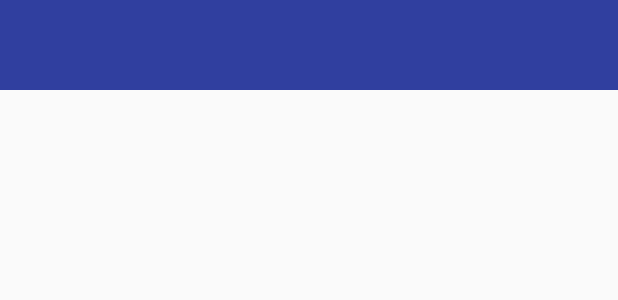
After one commit to matiasnoriega/entregableFirebase, an Android app: the layout appbar_layout.xml on its own in the app's theme, with its tools: preview values and no code run, on a phone screen of 412 x 824 dp. The commit adds this screen. Shown: the top 300 px of the screen. Run offline under Robolectric (Android 15) with nearby library versions, the light colour scheme and no system bars.

Commit message:
Haciendo appBar

```diff
--- a/app/build.gradle
+++ b/app/build.gradle
@@ -54,6 +54,9 @@ dependencies {
     compile 'com.google.firebase:firebase-database:9.6.0'
     compile 'com.google.firebase:firebase-storage:9.6.0'
     compile 'com.firebaseui:firebase-ui-storage:0.6.0'
+    compile('com.twitter.sdk.android:tweet-composer:2.2.0@aar') {
+        transitive = true;
+    }
 }
 
 apply plugin: 'io.fabric'
--- a/app/src/main/java/com/example/dh_mob_tv/entregablefirebase/view/LoginActivity.java
+++ b/app/src/main/java/com/example/dh_mob_tv/entregablefirebase/view/LoginActivity.java
@@ -18,6 +18,7 @@ import com.twitter.sdk.android.core.TwitterAuthConfig;
 import com.twitter.sdk.android.core.TwitterException;
 import com.twitter.sdk.android.core.TwitterSession;
 import com.twitter.sdk.android.core.identity.TwitterLoginButton;
+import com.twitter.sdk.android.tweetcomposer.TweetComposer;
 
 import io.fabric.sdk.android.Fabric;
 
@@ -40,7 +41,7 @@ public class LoginActivity extends AppCompatActivity {
     protected void onCreate(@Nullable Bundle savedInstanceState) {
         super.onCreate(savedInstanceState);
         TwitterAuthConfig authConfig = new TwitterAuthConfig(TWITTER_KEY, TWITTER_SECRET);
-        Fabric.with(this, new Twitter(authConfig));
+        Fabric.with(this, new Twitter(authConfig), new TweetComposer());
         setContentView(R.layout.activity_login);
 
         loginButton = (TwitterLoginButton) findViewById(R.id.twitter_login_button);
--- a/app/src/main/res/layout/activity_main.xml
+++ b/app/src/main/res/layout/activity_main.xml
@@ -4,7 +4,7 @@
     android:layout_width="match_parent"
     android:layout_height="match_parent"
     tools:context=".view.MainActivity">
-
+    <include layout="@layout/appbar_layout"></include>
     <LinearLayout
         android:layout_width="match_parent"
         android:layout_height="match_parent"
--- /dev/null
+++ b/app/src/main/res/layout/appbar_layout.xml
@@ -0,0 +1,9 @@
+<?xml version="1.0" encoding="utf-8"?>
+<android.support.v7.widget.Toolbar
+    xmlns:android="http://schemas.android.com/apk/res/android"
+    xmlns:app="t://schemas.android.com/apk/res-auto"
+    android:id="@+id/my_toolbar"
+    android:layout_width="match_parent"
+    android:layout_height="60dp"
+    android:background="@color/colorPrimaryDark"
+    app:titleTextColor="#ffffff"/>
--- a/app/src/main/res/layout/fragment_home.xml
+++ b/app/src/main/res/layout/fragment_home.xml
@@ -4,7 +4,7 @@
     android:layout_height="match_parent"
     xmlns:app="http://schemas.android.com/apk/res-auto"
     tools:context=".view.FragmentViewPagerHome">
-
+    <include layout="@layout/appbar_layout"></include>
     <android.support.design.widget.TabLayout
         android:layout_width="match_parent"
         android:layout_height="48dp"
```
Also changed, not shown: app/src/main/AndroidManifest.xml (+6 -3 lines), app/src/main/java/com/example/dh_mob_tv/entregablefirebase/view/MainActivity.java (+8 -6 lines), app/src/main/java/com/example/dh_mob_tv/entregablefirebase/view/ObraCompletaFragment.java (+34 -1 lines), app/src/main/res/layout/layout_obra_completa.xml (+9 -1 lines), 1 other file.
